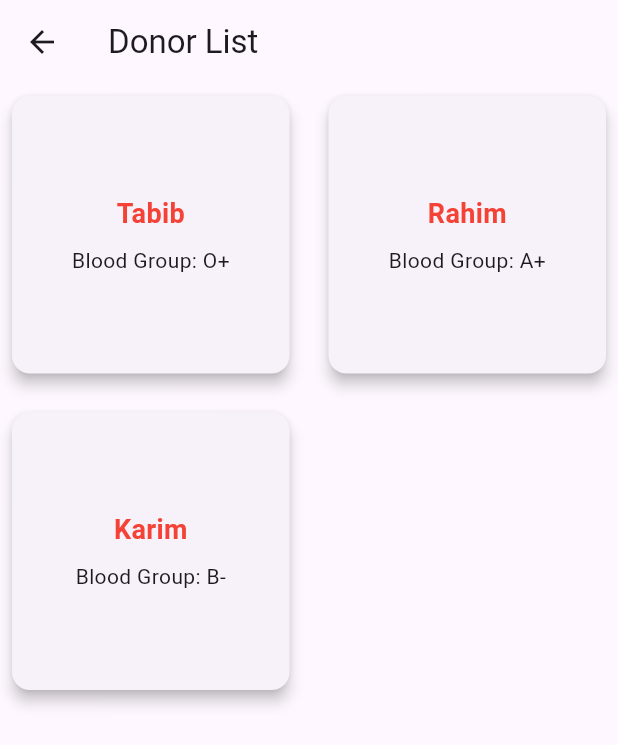
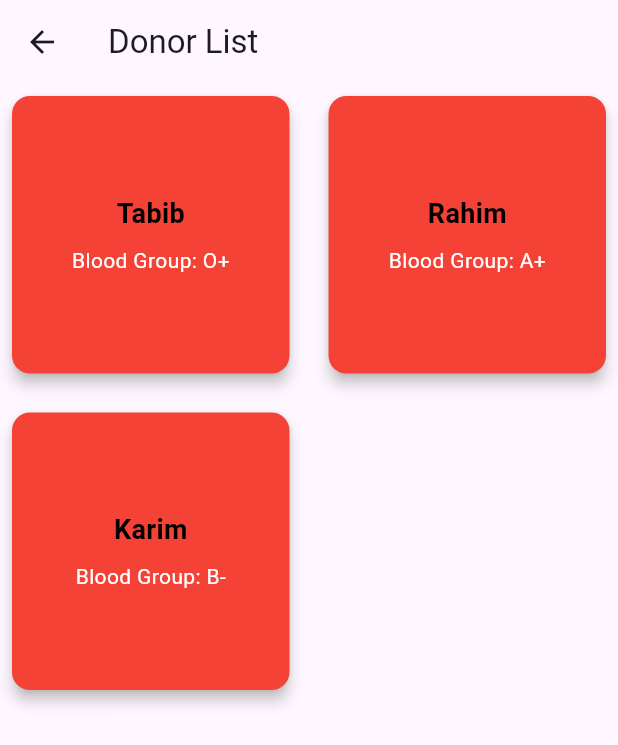
Before and after one commit to Shourov-1234/project-3, a Flutter app: the screen it shows after launch, item 2 of the bottom bar chosen, on a phone screen of 412 x 824 dp. Shown: the top 745 px of the screen. Run offline on Flutter 3.47's test engine with Material 3 defaults, Android fonts, the phone set to English and light mode, and no system bars.

Commit message:
Update donor_list_page.dart

```diff
--- a/flutter_application_1/lib/donor_list_page.dart
+++ b/flutter_application_1/lib/donor_list_page.dart
@@ -33,6 +33,7 @@ class DonorListPage extends StatelessWidget {
             child: Card(
               elevation: 4.0,
               margin: EdgeInsets.all(8.0),
+              color: Colors.red, // Set the background color of the card to red
               child: Column(
                 mainAxisAlignment: MainAxisAlignment.center,
                 children: [
@@ -41,11 +42,15 @@ class DonorListPage extends StatelessWidget {
                     style: TextStyle(
                       fontSize: 18,
                       fontWeight: FontWeight.bold,
-                      color: Colors.red, // Red color for the name
+                      color: Colors.black, // Default color for name
                     ),
                   ),
                   SizedBox(height: 8),
-                  Text("Blood Group: ${donors[index]['bloodGroup']}"),
+                  Text(
+                    "Blood Group: ${donors[index]['bloodGroup']}",
+                    style: TextStyle(
+                        color: Colors.white), // White text for blood group
+                  ),
                 ],
               ),
             ),
```
